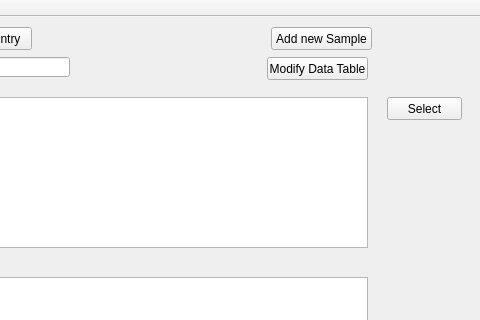
Old version of the form mainwindow.ui in the repository TripletESR/SampleDatabase; both pictures show x 233 to 713 and y 0 to 320 of the 713 by 506 pixel window.
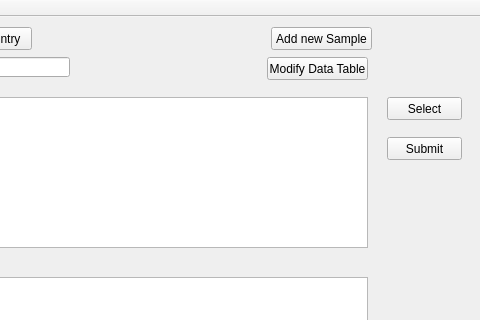
New version of the form.

Commit message: remove NewSampleDailog class, directly edit in MainWindows

```diff
--- a/mainwindow.ui
+++ b/mainwindow.ui
@@ -111,6 +111,19 @@
      </rect>
     </property>
    </widget>
+   <widget class="QPushButton" name="pushButton_sumbitSample">
+    <property name="geometry">
+     <rect>
+      <x>620</x>
+      <y>120</y>
+      <width>75</width>
+      <height>23</height>
+     </rect>
+    </property>
+    <property name="text">
+     <string>Submit</string>
+    </property>
+   </widget>
   </widget>
   <widget class="QMenuBar" name="menuBar">
    <property name="geometry">
```
The commit also changes 8 other files.
